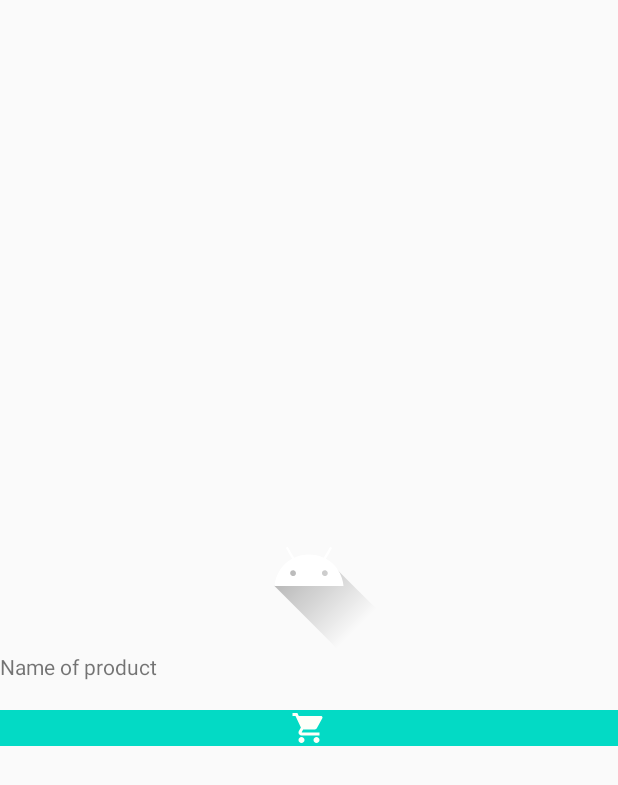
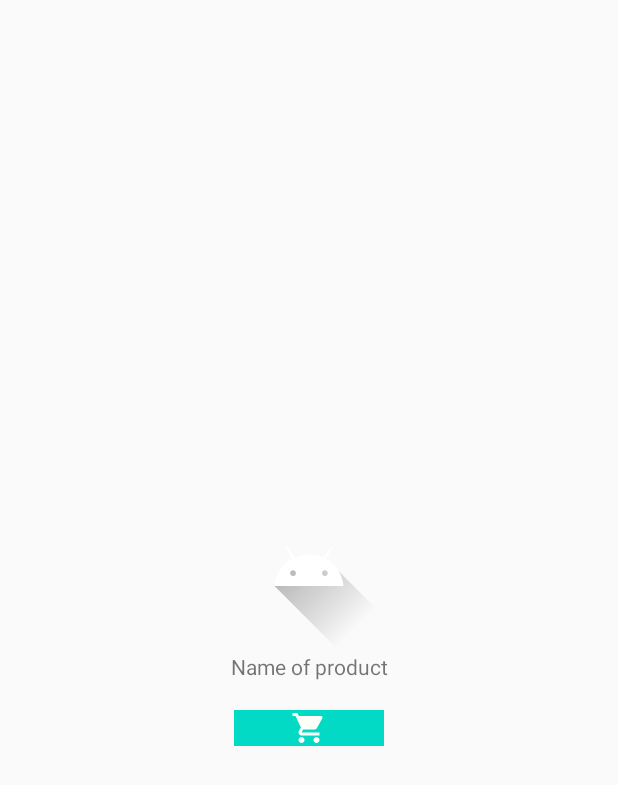
Before and after one commit to sahar-nollily/ShopCart, an Android app: the layout product_list_item.xml on its own in the app's theme, with its tools: preview values and no code run, on a phone screen of 412 x 824 dp. Shown: the top 785 px of the screen. Run offline under Robolectric (Android 15) with nearby library versions, the phone set to English and light mode, and no system bars.

```diff
--- a/app/src/main/AndroidManifest.xml
+++ b/app/src/main/AndroidManifest.xml
@@ -2,7 +2,7 @@
 <manifest xmlns:android="http://schemas.android.com/apk/res/android"
     package="com.bignerdranch.android.shopcart">
 
-    <uses-permission android:name="android.permission.INTERNET"/>
+    <uses-permission android:name="android.permission.INTERNET" />
 
     <application
         android:name=".App"
--- a/app/src/main/java/com/bignerdranch/android/shopcart/ProductViewModel.kt
+++ b/app/src/main/java/com/bignerdranch/android/shopcart/ProductViewModel.kt
@@ -3,7 +3,6 @@ package com.bignerdranch.android.shopcart
 import androidx.lifecycle.LiveData
 import androidx.lifecycle.ViewModel
 import androidx.lifecycle.viewModelScope
-import com.bignerdranch.android.shopcart.database.ProductRepository
 import kotlinx.coroutines.launch
 
 class ProductViewModel : ViewModel(){
@@ -15,7 +14,12 @@ class ProductViewModel : ViewModel(){
         viewModelScope.launch {
             productRepository.addProduct(product)
         }
+    }
 
+    fun readAllProducts() {
+        viewModelScope.launch {
+            productRepository.readAllProducts()
+        }
     }
 
 }
--- a/app/src/main/java/com/bignerdranch/android/shopcart/database/ProductDao.kt
+++ b/app/src/main/java/com/bignerdranch/android/shopcart/database/ProductDao.kt
@@ -12,5 +12,5 @@ interface ProductDao{
     fun getProducts():LiveData<List<Product>>
 
     @Insert
-    suspend fun addProduct(product: Product)
+    suspend fun addProduct(vararg product: Product)
 }
--- a/app/src/main/res/layout/product_list_item.xml
+++ b/app/src/main/res/layout/product_list_item.xml
@@ -2,33 +2,37 @@
 <LinearLayout
     xmlns:android="http://schemas.android.com/apk/res/android"
     android:layout_width="match_parent"
-    android:layout_height="match_parent"
-    android:gravity="center"
+    android:layout_height="wrap_content"
     android:layout_gravity="center"
+    android:padding="20dp"
     android:orientation="vertical">
 
     <ImageView
         android:id="@+id/product_img"
         android:layout_width="match_parent"
         android:layout_height="wrap_content"
+        android:gravity="center"
         android:src="@drawable/ic_launcher_foreground"/>
 
     <TextView
         android:id="@+id/product_name_text_view"
         android:layout_width="match_parent"
         android:layout_height="wrap_content"
+        android:gravity="center"
         android:text="Name of product"
         />
 
     <TextView
         android:id="@+id/product_price_text_view"
         android:layout_width="match_parent"
+        android:gravity="center"
         android:layout_height="wrap_content"/>
 
     <ImageButton
         android:id="@+id/product_to_cart"
-        android:layout_width="match_parent"
+        android:layout_width="100dp"
         android:layout_height="wrap_content"
+        android:layout_gravity="center"
         android:src="@drawable/ic_baseline_shopping_cart_24"
         android:background="@color/colorAccent"/>
 
```
Also changed, not shown: app/src/main/java/com/bignerdranch/android/shopcart/ProductListFragment.kt (+1 -8 lines), app/src/main/java/com/bignerdranch/android/shopcart/ServiceLocator.kt (+25 -22 lines), app/src/main/java/com/bignerdranch/android/shopcart/database/ProductRepository.kt (+25 -25 lines), app/src/main/res/layout/fragment_product_list.xml (+0 -12 lines).
